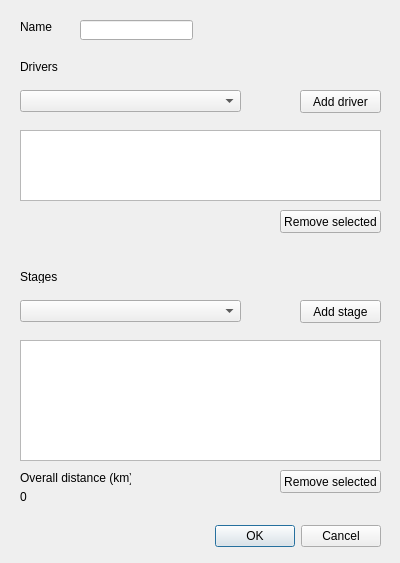
Before: the Qt Designer form src/newrally.ui in jaresh/TimeAtack, drawn with Qt 5.
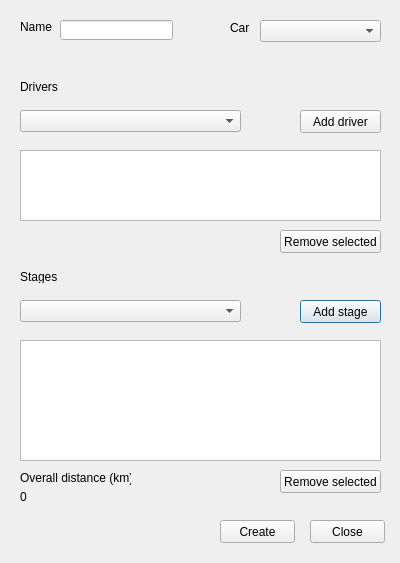
After: the same form once the commit is applied.

Commit message: Add rally database handlers. New rally list dialog.

What changed in the file:
```diff
--- a/src/newrally.ui
+++ b/src/newrally.ui
@@ -16,26 +16,10 @@
   <property name="locale">
    <locale language="English" country="UnitedStates"/>
   </property>
-  <widget class="QDialogButtonBox" name="createRally">
-   <property name="geometry">
-    <rect>
-     <x>40</x>
-     <y>520</y>
-     <width>341</width>
-     <height>32</height>
-    </rect>
-   </property>
-   <property name="orientation">
-    <enum>Qt::Horizontal</enum>
-   </property>
-   <property name="standardButtons">
-    <set>QDialogButtonBox::Cancel|QDialogButtonBox::Ok</set>
-   </property>
-  </widget>
   <widget class="QLineEdit" name="nameInput">
    <property name="geometry">
     <rect>
-     <x>80</x>
+     <x>60</x>
      <y>20</y>
      <width>113</width>
      <height>20</height>
@@ -108,7 +92,7 @@
    <property name="geometry">
     <rect>
      <x>300</x>
-     <y>90</y>
+     <y>110</y>
      <width>81</width>
      <height>23</height>
     </rect>
@@ -121,7 +105,7 @@
    <property name="geometry">
     <rect>
      <x>20</x>
-     <y>130</y>
+     <y>150</y>
      <width>361</width>
      <height>71</height>
     </rect>
@@ -134,7 +118,7 @@
    <property name="geometry">
     <rect>
      <x>20</x>
-     <y>90</y>
+     <y>110</y>
      <width>221</width>
      <height>22</height>
     </rect>
@@ -144,7 +128,7 @@
    <property name="geometry">
     <rect>
      <x>280</x>
-     <y>210</y>
+     <y>230</y>
      <width>101</width>
      <height>23</height>
     </rect>
@@ -157,7 +141,7 @@
    <property name="geometry">
     <rect>
      <x>20</x>
-     <y>60</y>
+     <y>80</y>
      <width>47</width>
      <height>13</height>
     </rect>
@@ -205,6 +189,55 @@
     <string>0</string>
    </property>
   </widget>
+  <widget class="QComboBox" name="carBox">
+   <property name="geometry">
+    <rect>
+     <x>260</x>
+     <y>20</y>
+     <width>121</width>
+     <height>22</height>
+    </rect>
+   </property>
+  </widget>
+  <widget class="QLabel" name="label_6">
+   <property name="geometry">
+    <rect>
+     <x>230</x>
+     <y>20</y>
+     <width>21</width>
+     <height>16</height>
+    </rect>
+   </property>
+   <property name="text">
+    <string>Car</string>
+   </property>
+  </widget>
+  <widget class="QPushButton" name="createRally">
+   <property name="geometry">
+    <rect>
+     <x>220</x>
+     <y>520</y>
+     <width>75</width>
+     <height>23</height>
+    </rect>
+   </property>
+   <property name="text">
+    <string>Create</string>
+   </property>
+  </widget>
+  <widget class="QPushButton" name="close">
+   <property name="geometry">
+    <rect>
+     <x>310</x>
+     <y>520</y>
+     <width>75</width>
+     <height>23</height>
+    </rect>
+   </property>
+   <property name="text">
+    <string>Close</string>
+   </property>
+  </widget>
  </widget>
  <resources/>
  <connections>
```
Left out of the diff: 41 changed lines with no effect on the pictures. The commit also changes 14 other files.
